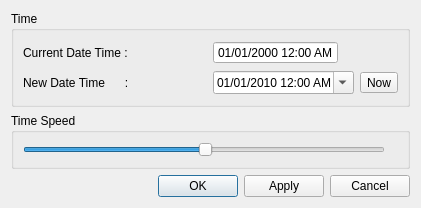
Qt form src/lib/TimeControlWidget.ui (KDE/marble) before a commit.
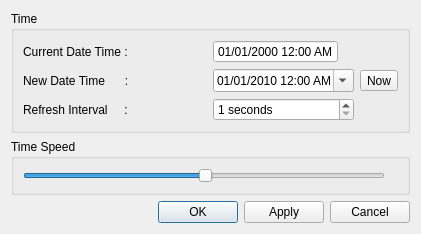
The same form after that commit.

Commit message: Make the MarbleClock update interval configurable

What changed in the file:
```diff
--- a/src/lib/TimeControlWidget.ui
+++ b/src/lib/TimeControlWidget.ui
@@ -7,7 +7,7 @@
     <x>0</x>
     <y>0</y>
     <width>421</width>
-    <height>208</height>
+    <height>217</height>
    </rect>
   </property>
   <property name="windowTitle">
@@ -43,6 +43,29 @@
         </property>
        </widget>
       </item>
+      <item row="2" column="0">
+       <widget class="QLabel" name="refreshIntervalLabel">
+        <property name="text">
+         <string>Refresh Interval     :</string>
+        </property>
+        <property name="buddy">
+         <cstring>refreshIntervalSpinBox</cstring>
+        </property>
+       </widget>
+      </item>
+      <item row="2" column="1">
+       <widget class="QSpinBox" name="refreshIntervalSpinBox">
+        <property name="suffix">
+         <string> seconds</string>
+        </property>
+        <property name="minimum">
+         <number>1</number>
+        </property>
+        <property name="maximum">
+         <number>9999</number>
+        </property>
+       </widget>
+      </item>
       <item row="1" column="2">
        <widget class="QToolButton" name="nowToolButton">
         <property name="sizePolicy">
```
Left out of the diff: 26 changed lines with no effect on the pictures. The commit also changes 4 other files.
